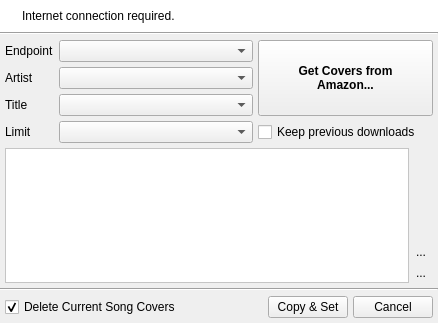
Above: uman/src/amazon/QUAmazonArea.ui from UltraStar-Deluxe/UltraStar-Manager before the change. Below: the same form after it.
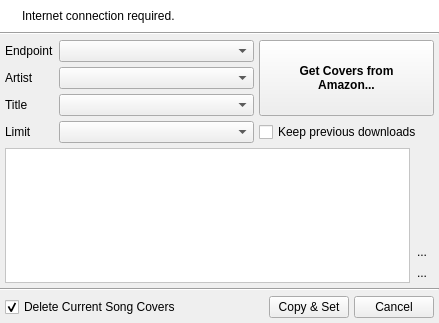
That is the form after the change. Icons and pictures are not drawn.

```diff
--- a/uman/src/amazon/QUAmazonArea.ui
+++ b/uman/src/amazon/QUAmazonArea.ui
@@ -5,7 +5,7 @@
    <rect>
     <x>0</x>
     <y>0</y>
-    <width>438</width>
+    <width>439</width>
     <height>323</height>
    </rect>
   </property>
@@ -349,8 +349,8 @@
            <rect>
             <x>0</x>
             <y>0</y>
-            <width>397</width>
-            <height>129</height>
+            <width>400</width>
+            <height>133</height>
            </rect>
           </property>
           <property name="sizePolicy" >
```
Left out of the diff: 16 changed lines with no effect on the pictures.
